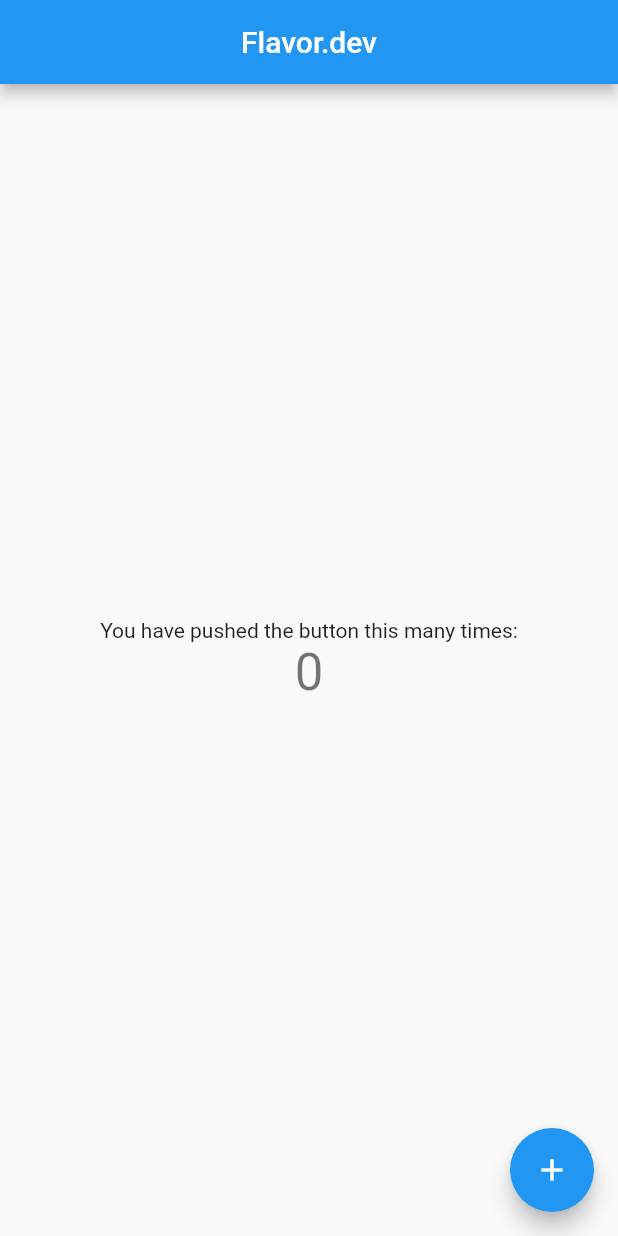
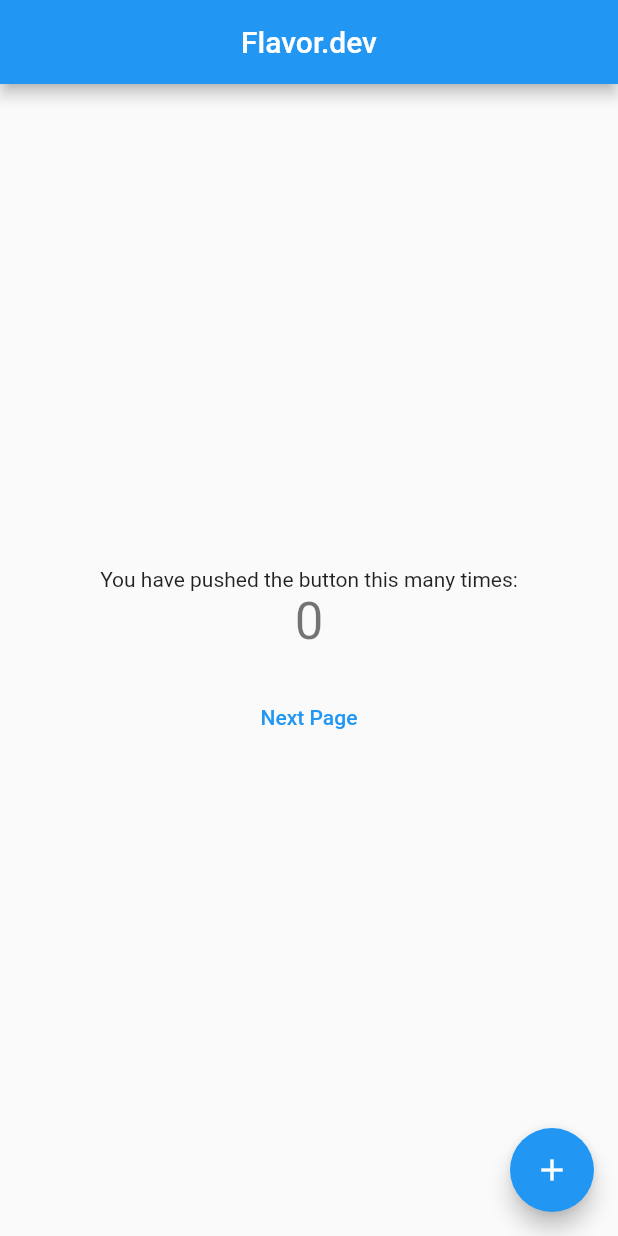
Before and after one commit to OgheneTega/provider_example, a Flutter app: the screen it shows after launch, on a phone screen of 412 x 824 dp. Run offline on Flutter 3.47's test engine with Material 2 defaults, Android fonts, the phone set to English and light mode, and no system bars.

```diff
--- a/lib/my_app.dart
+++ b/lib/my_app.dart
@@ -2,36 +2,45 @@ import 'package:flutter/material.dart';
 import 'package:provider/provider.dart';
 import 'package:provider_example/counter.dart';
 import 'package:provider_example/flavor.dart';
+import 'package:provider_example/page_2.dart';
 
 class MyApp extends StatelessWidget {
   const MyApp({Key? key}) : super(key: key);
 
   @override
   Widget build(BuildContext context) {
-    return MaterialApp(
-      title: 'Flutter Demo',
-      debugShowCheckedModeBanner: false,
-      theme: ThemeData(
-        primarySwatch: Colors.blue,
-      ),
-      home: ChangeNotifierProvider<ValueNotifier<int>>(
-        // lazy: false,
-        create: (BuildContext context) => ValueNotifier<int>(0),
-        child: const MyHomePage(),
+    return MultiProvider(
+      providers: [
+        ChangeNotifierProvider<Counter>(
+          create: (_) => Counter(),
+        ),
+      ],
+      child: MaterialApp(
+        title: 'Flutter Demo',
+        debugShowCheckedModeBanner: false,
+        theme: ThemeData(
+          primarySwatch: Colors.blue,
+        ),
+        home: const MyHomePage(),
       ),
     );
   }
 }
 
-class MyHomePage extends StatelessWidget {
+class MyHomePage extends StatefulWidget {
   const MyHomePage({
     Key? key,
   }) : super(key: key);
 
   @override
+  State<MyHomePage> createState() => _MyHomePageState();
+}
+
+class _MyHomePageState extends State<MyHomePage> {
+  @override
   Widget build(BuildContext context) {
     final flavor = Provider.of<Flavor>(context);
-    final counter = Provider.of<ValueNotifier<int>>(context);
+    final counter = Provider.of<Counter>(context);
 
     return Scaffold(
       appBar: AppBar(
@@ -45,17 +54,24 @@ class MyHomePage extends StatelessWidget {
             const Text(
               'You have pushed the button this many times:',
             ),
-            Consumer<ValueNotifier<int>>(
+            Consumer<Counter>(
               builder: (_, counter, __) => Text(
                 '${counter.value}',
                 style: Theme.of(context).textTheme.headline4,
               ),
             ),
+            const SizedBox(height: 20),
+            TextButton(
+              onPressed: () => Navigator.of(context).push(
+                MaterialPageRoute(builder: (context) => const Page2Screen()),
+              ),
+              child: const Text("Next Page"),
+            ),
           ],
         ),
       ),
       floatingActionButton: FloatingActionButton(
-        onPressed: () => counter.value++,
+        onPressed: () => counter.increment(),
         tooltip: 'Increment',
         child: const Icon(Icons.add),
       ),
```
Also changed, not shown: lib/page_2.dart (added, +23 -0 lines).
